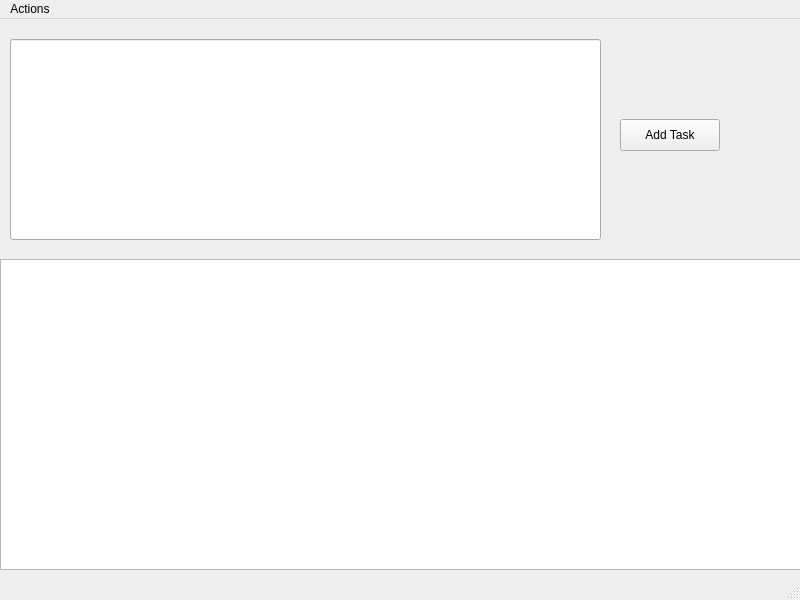
The window that to_do_list_QT/mainwindow.ui (ysattar02/to_do_list_QT) describes before a commit, drawn with Qt 5.
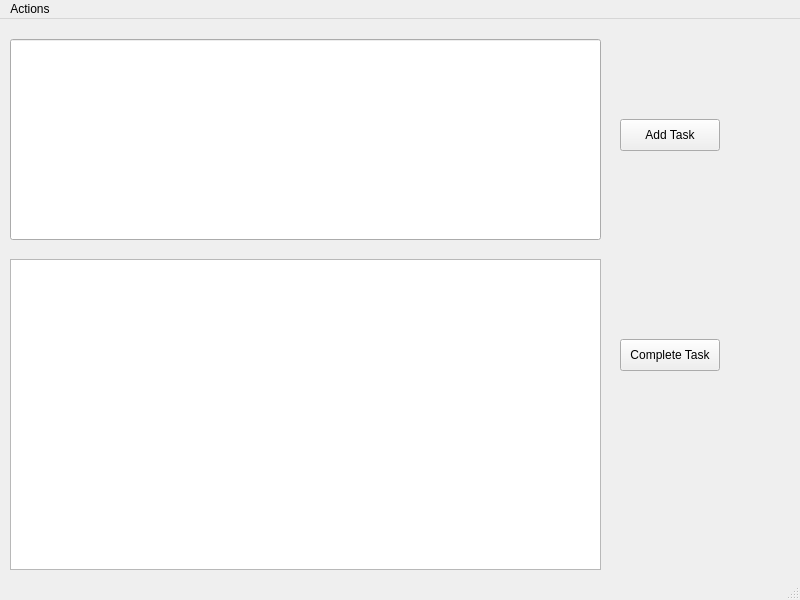
The same window after the commit.

Commit message: Added Task Completing Functionality

What changed in the file:
```diff
--- a/to_do_list_QT/mainwindow.ui
+++ b/to_do_list_QT/mainwindow.ui
@@ -17,9 +17,9 @@
    <widget class="QListWidget" name="taskDisplay">
     <property name="geometry">
      <rect>
-      <x>0</x>
+      <x>10</x>
       <y>240</y>
-      <width>801</width>
+      <width>591</width>
       <height>311</height>
      </rect>
     </property>
@@ -47,6 +47,19 @@
      <string>Add Task</string>
     </property>
    </widget>
+   <widget class="QPushButton" name="completeTaskButton">
+    <property name="geometry">
+     <rect>
+      <x>620</x>
+      <y>320</y>
+      <width>100</width>
+      <height>32</height>
+     </rect>
+    </property>
+    <property name="text">
+     <string>Complete Task</string>
+    </property>
+   </widget>
   </widget>
   <widget class="QMenuBar" name="menubar">
    <property name="geometry">
```
The commit also changes 3 other files.
